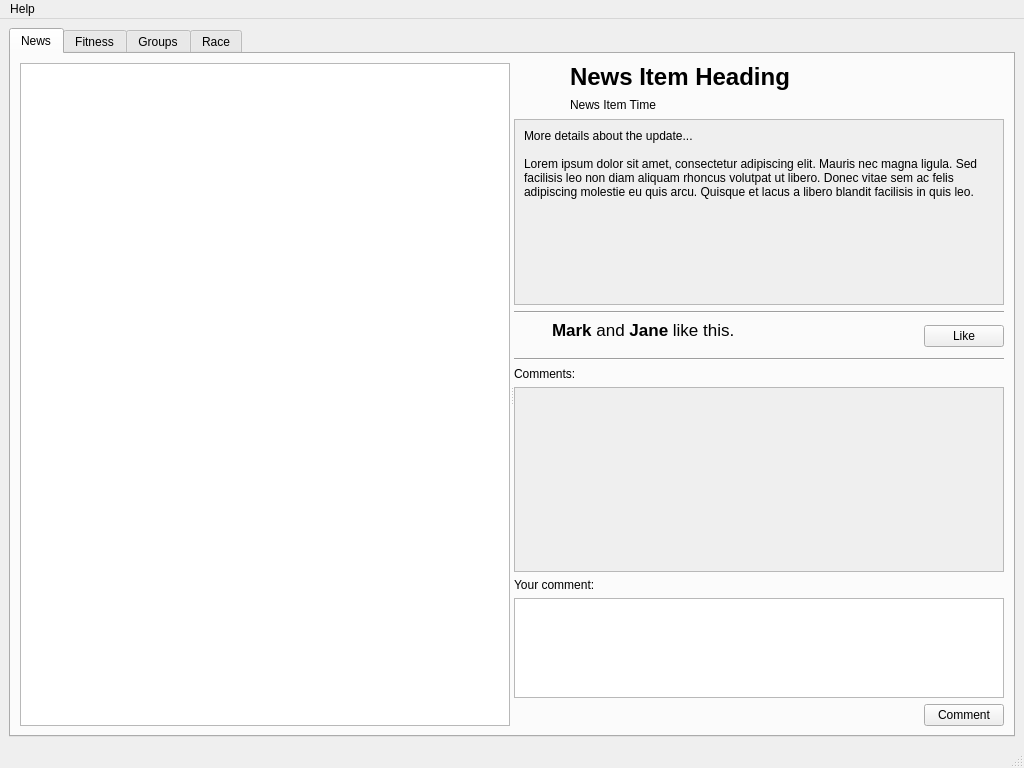
The window that GUI/mainwindow.ui (jpvanhal/Social-Sports) describes before a commit, drawn with Qt 5.
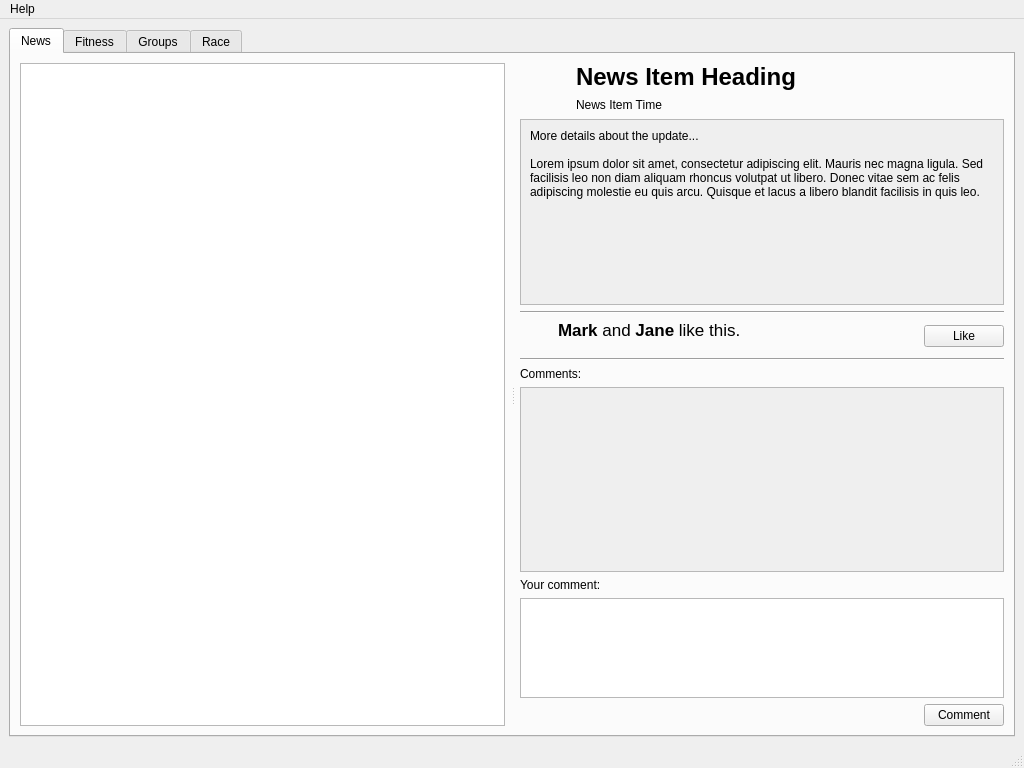
The same window after the commit. Icons and pictures are not drawn.

Commit message: Made the splitter wider in news tab.

The edit to the form file:
```diff
--- a/GUI/mainwindow.ui
+++ b/GUI/mainwindow.ui
@@ -30,6 +30,9 @@
           <property name="orientation">
            <enum>Qt::Horizontal</enum>
           </property>
+          <property name="handleWidth">
+           <number>15</number>
+          </property>
           <widget class="QListView" name="listViewNews">
            <property name="editTriggers">
             <set>QAbstractItemView::NoEditTriggers</set>
@@ -119,7 +122,7 @@
                 <rect>
                  <x>0</x>
                  <y>0</y>
-                 <width>514</width>
+                 <width>510</width>
                  <height>152</height>
                 </rect>
                </property>
@@ -277,8 +280,8 @@
                 <rect>
                  <x>0</x>
                  <y>0</y>
-                 <width>514</width>
-                 <height>140</height>
+                 <width>510</width>
+                 <height>138</height>
                 </rect>
                </property>
                <layout class="QVBoxLayout" name="verticalLayout_13">
```
Left out of the diff: 3 changed lines with no effect on the pictures.
